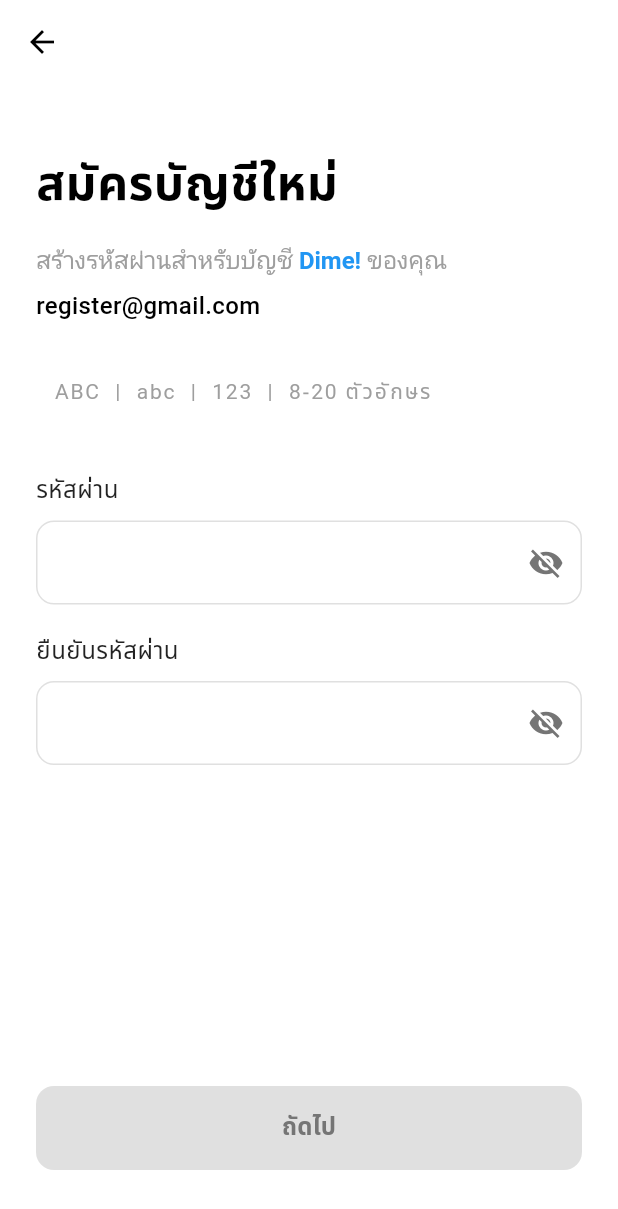
After one commit to ARTTTT-TTTT/local-community-marketplace, a Flutter app: the screen it shows after launch, after a tap on "Open Signup Screen", on a phone screen of 412 x 824 dp. The commit adds this screen. Shown: the top 1209 px of the screen. Run offline on Flutter 3.47's test engine with Material 3 defaults, Android fonts, the phone set to English and light mode, and no system bars; Roboto replaces fonts that are missing (Noto Sans Thai).

Commit message:
Add signup functionality with validation and UI components

```diff
--- a/lib/main.dart
+++ b/lib/main.dart
@@ -1,4 +1,5 @@
 import 'package:flutter/material.dart';
+import 'screens/signup_screen.dart';
 
 import 'package:community_marketplace/screens/splash_screen.dart';
 
@@ -16,26 +17,33 @@ class MyApp extends StatelessWidget {
       theme: ThemeData(
         colorScheme: ColorScheme.fromSeed(seedColor: Colors.blue),
         useMaterial3: true,
-        fontFamily: 'Arial',
+        fontFamily: 'Noto Sans Thai', // Support Thai fonts
       ),
-      home: const SplashScreen(),
+      home: const DemoHomeScreen(),
       debugShowCheckedModeBanner: false,
     );
   }
 }
 
-// 4. HomeScreen
-class HomeScreen extends StatelessWidget {
-  const HomeScreen({super.key});
+class DemoHomeScreen extends StatelessWidget {
+  const DemoHomeScreen({super.key});
 
   @override
   Widget build(BuildContext context) {
     return Scaffold(
-      appBar: AppBar(title: const Text('Home')),
-      body: const Center(
-        child: Text(
-          'ยินดีต้อนรับสู่ Community Marketplace!',
-          style: TextStyle(fontSize: 20),
+      appBar: AppBar(title: const Text('Demo - Signup Screen')),
+      body: Center(
+        child: ElevatedButton(
+          onPressed: () {
+            Navigator.push(
+              context,
+              MaterialPageRoute(
+                builder: (context) =>
+                    const SignupScreen(email: 'register@gmail.com'),
+              ),
+            );
+          },
+          child: const Text('Open Signup Screen'),
         ),
       ),
     );
--- /dev/null
+++ b/lib/screens/signup_screen.dart
@@ -0,0 +1,215 @@
+import 'package:flutter/material.dart';
+import '../widgets/custom_button.dart';
+import '../widgets/password_field.dart';
+import '../utils/app_constants.dart';
+
+class SignupScreen extends StatefulWidget {
+  final String email;
+
+  const SignupScreen({super.key, required this.email});
+
+  @override
+  State<SignupScreen> createState() => _SignupScreenState();
+}
+
+class _SignupScreenState extends State<SignupScreen> {
+  final _formKey = GlobalKey<FormState>();
+  final _passwordController = TextEditingController();
+  final _confirmPasswordController = TextEditingController();
+
+  bool _isPasswordVisible = false;
+  bool _isConfirmPasswordVisible = false;
+  bool _isPasswordValid = false;
+
+  @override
+  void dispose() {
+    _passwordController.dispose();
+    _confirmPasswordController.dispose();
+    super.dispose();
+  }
+
+  void _validatePassword(String password) {
+    setState(() {
+      _isPasswordValid = _isValidPassword(password);
+    });
+  }
+
+  bool _isValidPassword(String password) {
+    // Check password requirements: ABC | abc | 123 | 8-20 characters
+    if (password.length < 8 || password.length > 20) return false;
+
+    bool hasUppercase = password.contains(RegExp(r'[A-Z]'));
+    bool hasLowercase = password.contains(RegExp(r'[a-z]'));
+    bool hasDigits = password.contains(RegExp(r'[0-9]'));
+
+    return hasUppercase && hasLowercase && hasDigits;
+  }
+
+  void _onNextPressed() {
+    if (_formKey.currentState!.validate() && _isPasswordValid) {
+      // TODO: Navigate to next step or complete registration
+      ScaffoldMessenger.of(context).showSnackBar(
+        const SnackBar(
+          content: Text('บัญชีถูกสร้างเรียบร้อยแล้ว!'),
+          backgroundColor: Colors.green,
+        ),
+      );
+    }
+  }
+
+  @override
+  Widget build(BuildContext context) {
+    return Scaffold(
+      backgroundColor: Colors.white,
+      appBar: AppBar(
+        backgroundColor: Colors.white,
+        elevation: 0,
+        leading: IconButton(
+          icon: const Icon(Icons.arrow_back, color: Colors.black),
+          onPressed: () => Navigator.pop(context),
+        ),
+      ),
+      body: SafeArea(
+        child: Padding(
+          padding: const EdgeInsets.all(24.0),
+          child: Form(
+            key: _formKey,
+            child: Column(
+              crossAxisAlignment: CrossAxisAlignment.start,
+              children: [
+                const SizedBox(height: 20),
+
+                // Title
+                const Text(
+                  'สมัครบัญชีใหม่',
+                  style: TextStyle(
+                    fontSize: 32,
+                    fontWeight: FontWeight.bold,
+                    color: Colors.black,
+                  ),
+                ),
+
+                const SizedBox(height: 16),
+
+                // Subtitle
+                RichText(
+                  text: TextSpan(
+                    text: 'สร้างรหัสผ่านสำหรับบัญชี ',
+                    style: const TextStyle(fontSize: 16, color: Colors.grey),
+                    children: [
+                      TextSpan(
+                        text: 'Dime!',
+                        style: TextStyle(
+                          fontSize: 16,
+                          color: AppConstants.primaryColor,
+                          fontWeight: FontWeight.bold,
+                        ),
+                      ),
+                      const TextSpan(
+                        text: ' ของคุณ',
+                        style: TextStyle(fontSize: 16, color: Colors.grey),
+                      ),
+                    ],
+                  ),
+                ),
+
+                const SizedBox(height: 8),
+
+                // Email display
+                Text(
+                  widget.email,
+                  style: const TextStyle(
+                    fontSize: 16,
+                    fontWeight: FontWeight.w500,
+                    color: Colors.black,
+                  ),
+                ),
+
+                const SizedBox(height: 24),
+
+                // Password requirements
+                Container(
+                  padding: const EdgeInsets.all(12),
+                  decoration: BoxDecoration(
+                    // color: Colors.grey.shade50,
+                    // borderRadius: BorderRadius.circular(8),
+                    // border: Border.all(color: Colors.grey.shade200),
+                  ),
+                  child: const Text(
+                    'ABC  |  abc  |  123  |  8-20 ตัวอักษร',
+                    style: TextStyle(
+                      fontSize: 14,
+                      color: Colors.grey,
+                      letterSpacing: 1.2,
+                    ),
+                  ),
+                ),
+
+                const SizedBox(height: 32),
+
+                // Password field
+                PasswordField(
+                  controller: _passwordController,
+                  labelText: 'รหัสผ่าน',
+                  isPasswordVisible: _isPasswordVisible,
+                  onVisibilityToggle: () {
+                    setState(() {
+                      _isPasswordVisible = !_isPasswordVisible;
+                    });
+                  },
+                  onChanged: _validatePassword,
+                  validator: (value) {
+                    if (value == null || value.isEmpty) {
+                      return 'กรุณากรอกรหัสผ่าน';
+                    }
+                    if (!_isValidPassword(value)) {
+                      return 'รหัสผ่านไม่ตรงตามเงื่อนไข';
+                    }
+                    return null;
+                  },
+                ),
+
+                const SizedBox(height: 20),
+
+                // Confirm password field
+                PasswordField(
+                  controller: _confirmPasswordController,
+                  labelText: 'ยืนยันรหัสผ่าน',
+                  isPasswordVisible: _isConfirmPasswordVisible,
+                  onVisibilityToggle: () {
+                    setState(() {
+                      _isConfirmPasswordVisible = !_isConfirmPasswordVisible;
+                    });
+                  },
+                  validator: (value) {
+                    if (value == null || value.isEmpty) {
+                      return 'กรุณายืนยันรหัสผ่าน';
+                    }
+                    if (value != _passwordController.text) {
+                      return 'รหัสผ่านไม่ตรงกัน';
+                    }
+                    return null;
+                  },
+                ),
+
+                const Spacer(),
+
+                // Next button
+                CustomButton(
+                  text: 'ถัดไป',
+                  onPressed: _onNextPressed,
+                  isEnabled:
+                      _isPasswordValid &&
+                      _passwordController.text.isNotEmpty &&
+                      _confirmPasswordController.text.isNotEmpty,
+                ),
+
+                const SizedBox(height: 20),
+              ],
+            ),
+          ),
+        ),
+      ),
+    );
+  }
+}
--- /dev/null
+++ b/lib/utils/app_constants.dart
@@ -0,0 +1,58 @@
+import 'package:flutter/material.dart';
+
+class AppConstants {
+  // App Colors
+  static const Color primaryColor = Color(0xFF2196F3); // Blue color for Dime!
+  static const Color secondaryColor = Color(0xFF4CAF50);
+  static const Color accentColor = Color(0xFFFF9800);
+  static const Color backgroundColor = Color(0xFFF5F5F5);
+  static const Color surfaceColor = Colors.white;
+  static const Color errorColor = Color(0xFFE53E3E);
+  static const Color successColor = Color(0xFF38A169);
+  static const Color warningColor = Color(0xFFED8936);
+
+  // Text Colors
+  static const Color textPrimary = Color(0xFF1A202C);
+  static const Color textSecondary = Color(0xFF718096);
+  static const Color textMuted = Color(0xFFA0AEC0);
+
+  // App Strings
+  static const String appName = 'Local Community Marketplace';
+  static const String appVersion = '1.0.0';
+
+  // API Configuration
+  static const String baseUrl = 'https://api.example.com';
+  static const Duration apiTimeout = Duration(seconds: 30);
+
+  // UI Constants
+  static const double defaultPadding = 16.0;
+  static const double defaultMargin = 16.0;
+  static const double borderRadius = 12.0;
+  static const double buttonHeight = 56.0;
+
+  // Font Sizes
+  static const double fontSizeSmall = 12.0;
+  static const double fontSizeMedium = 16.0;
+  static const double fontSizeLarge = 20.0;
+  static const double fontSizeXLarge = 24.0;
+  static const double fontSizeXXLarge = 32.0;
+
+  // Animation Durations
+  static const Duration shortAnimation = Duration(milliseconds: 200);
+  static const Duration mediumAnimation = Duration(milliseconds: 400);
+  static const Duration longAnimation = Duration(milliseconds: 600);
+
+  // Password Requirements
+  static const int minPasswordLength = 8;
+  static const int maxPasswordLength = 20;
+
+  // Regular Expressions
+  static const String emailRegex = r'^[\w-\.]+@([\w-]+\.)+[\w-]{2,4}$';
+  static const String phoneRegex = r'^[0-9]{10}$';
+
+  // Local Storage Keys
+  static const String userTokenKey = 'user_token';
+  static const String userDataKey = 'user_data';
+  static const String themeKey = 'theme_preference';
+  static const String languageKey = 'language_preference';
+}
--- /dev/null
+++ b/lib/utils/validation_helper.dart
@@ -0,0 +1,85 @@
+class ValidationHelper {
+  // Email validation
+  static bool isValidEmail(String email) {
+    final emailRegex = RegExp(r'^[\w-\.]+@([\w-]+\.)+[\w-]{2,4}$');
+    return emailRegex.hasMatch(email);
+  }
+
+  // Password validation with Thai requirements
+  static bool isValidPassword(String password) {
+    // ABC | abc | 123 | 8-20 ตัวอักษร
+    if (password.length < 8 || password.length > 20) {
+      return false;
+    }
+
+    bool hasUppercase = password.contains(RegExp(r'[A-Z]'));
+    bool hasLowercase = password.contains(RegExp(r'[a-z]'));
+    bool hasDigits = password.contains(RegExp(r'[0-9]'));
+
+    return hasUppercase && hasLowercase && hasDigits;
+  }
+
+  // Get password validation message
+  static String getPasswordValidationMessage(String password) {
+    if (password.isEmpty) {
+      return 'กรุณากรอกรหัสผ่าน';
+    }
+
+    if (password.length < 8) {
+      return 'รหัสผ่านต้องมีอย่างน้อย 8 ตัวอักษร';
+    }
+
+    if (password.length > 20) {
+      return 'รหัสผ่านต้องไม่เกิน 20 ตัวอักษร';
+    }
+
+    if (!password.contains(RegExp(r'[A-Z]'))) {
+      return 'รหัสผ่านต้องมีตัวอักษรภาษาอังกฤษตัวใหญ่';
+    }
+
+    if (!password.contains(RegExp(r'[a-z]'))) {
+      return 'รหัสผ่านต้องมีตัวอักษรภาษาอังกฤษตัวเล็ก';
+    }
+
+    if (!password.contains(RegExp(r'[0-9]'))) {
+      return 'รหัสผ่านต้องมีตัวเลข';
+    }
+
+    return '';
+  }
+
+  // Phone number validation (Thai format)
+  static bool isValidThaiPhoneNumber(String phone) {
+    final phoneRegex = RegExp(r'^[0-9]{10}$');
+    return phoneRegex.hasMatch(phone) && phone.startsWith('0');
+  }
+
+  // Name validation
+  static bool isValidName(String name) {
+    return name.trim().length >= 2;
+  }
+
+  // General validation for required fields
+  static String? validateRequired(String? value, String fieldName) {
+    if (value == null || value.trim().isEmpty) {
+      return 'กรุณากรอก$fieldName';
+    }
+    return null;
+  }
+
+  // Password confirmation validation
+  static String? validatePasswordConfirmation(
+    String? value,
+    String originalPassword,
+  ) {
+    if (value == null || value.isEmpty) {
+      return 'กรุณายืนยันรหัสผ่าน';
+    }
+
+    if (value != originalPassword) {
+      return 'รหัสผ่านไม่ตรงกัน';
+    }
+
+    return null;
+  }
+}
--- /dev/null
+++ b/lib/widgets/custom_button.dart
@@ -0,0 +1,50 @@
+import 'package:flutter/material.dart';
+
+class CustomButton extends StatelessWidget {
+  final String text;
+  final VoidCallback onPressed;
+  final bool isEnabled;
+  final Color? backgroundColor;
+  final Color? textColor;
+  final double? width;
+  final double height;
+
+  const CustomButton({
+    super.key,
+    required this.text,
+    required this.onPressed,
+    this.isEnabled = true,
+    this.backgroundColor,
+    this.textColor,
+    this.width,
+    this.height = 56,
+  });
+
+  @override
+  Widget build(BuildContext context) {
+    return SizedBox(
+      width: width ?? double.infinity,
+      height: height,
+      child: ElevatedButton(
+        onPressed: isEnabled ? onPressed : null,
+        style: ElevatedButton.styleFrom(
+          backgroundColor:
+              backgroundColor ??
+              (isEnabled ? Colors.black : Colors.grey.shade300),
+          foregroundColor:
+              textColor ?? (isEnabled ? Colors.white : Colors.grey.shade600),
+          shape: RoundedRectangleBorder(
+            borderRadius: BorderRadius.circular(12),
+          ),
+          elevation: 0,
+          disabledBackgroundColor: Colors.grey.shade300,
+          disabledForegroundColor: Colors.grey.shade600,
+        ),
+        child: Text(
+          text,
+          style: const TextStyle(fontSize: 16, fontWeight: FontWeight.w600),
+        ),
+      ),
+    );
+  }
+}
--- /dev/null
+++ b/lib/widgets/password_field.dart
@@ -0,0 +1,86 @@
+import 'package:flutter/material.dart';
+
+class PasswordField extends StatelessWidget {
+  final TextEditingController controller;
+  final String labelText;
+  final String? hintText;
+  final bool isPasswordVisible;
+  final VoidCallback onVisibilityToggle;
+  final Function(String)? onChanged;
+  final String? Function(String?)? validator;
+  final bool enabled;
+
+  const PasswordField({
+    super.key,
+    required this.controller,
+    required this.labelText,
+    this.hintText,
+    required this.isPasswordVisible,
+    required this.onVisibilityToggle,
+    this.onChanged,
+    this.validator,
+    this.enabled = true,
+  });
+
+  @override
+  Widget build(BuildContext context) {
+    return Column(
+      crossAxisAlignment: CrossAxisAlignment.start,
+      children: [
+        Text(
+          labelText,
+          style: const TextStyle(
+            fontSize: 16,
+            fontWeight: FontWeight.w500,
+            color: Colors.black87,
+          ),
+        ),
+        const SizedBox(height: 8),
+        TextFormField(
+          controller: controller,
+          obscureText: !isPasswordVisible,
+          enabled: enabled,
+          onChanged: onChanged,
+          validator: validator,
+          decoration: InputDecoration(
+            hintText: hintText,
+            suffixIcon: IconButton(
+              icon: Icon(
+                isPasswordVisible ? Icons.visibility : Icons.visibility_off,
+                color: Colors.grey.shade600,
+              ),
+              onPressed: onVisibilityToggle,
+            ),
+            border: OutlineInputBorder(
+              borderRadius: BorderRadius.circular(12),
+              borderSide: BorderSide(color: Colors.grey.shade300),
+            ),
+            enabledBorder: OutlineInputBorder(
+              borderRadius: BorderRadius.circular(12),
+              borderSide: BorderSide(color: Colors.grey.shade300),
+            ),
+            focusedBorder: OutlineInputBorder(
+              borderRadius: BorderRadius.circular(12),
+              borderSide: const BorderSide(color: Colors.black, width: 2),
+            ),
+            errorBorder: OutlineInputBorder(
+              borderRadius: BorderRadius.circular(12),
+              borderSide: const BorderSide(color: Colors.red),
+            ),
+            focusedErrorBorder: OutlineInputBorder(
+              borderRadius: BorderRadius.circular(12),
+              borderSide: const BorderSide(color: Colors.red, width: 2),
+            ),
+            filled: true,
+            fillColor: enabled ? Colors.white : Colors.grey.shade50,
+            contentPadding: const EdgeInsets.symmetric(
+              horizontal: 16,
+              vertical: 16,
+            ),
+          ),
+          style: const TextStyle(fontSize: 16, color: Colors.black87),
+        ),
+      ],
+    );
+  }
+}
```
